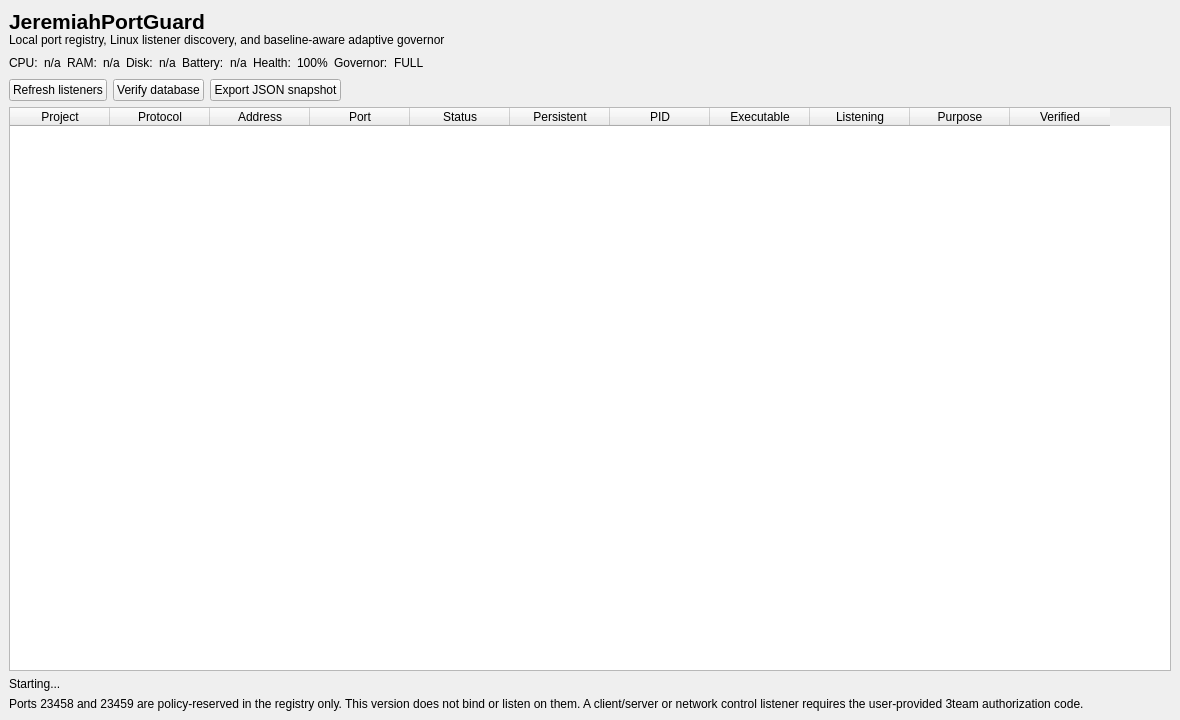
This is mainwindow.ui in we6jbo/JeremiahPortGuard as Qt 5 draws it before an edit. The edited form follows.
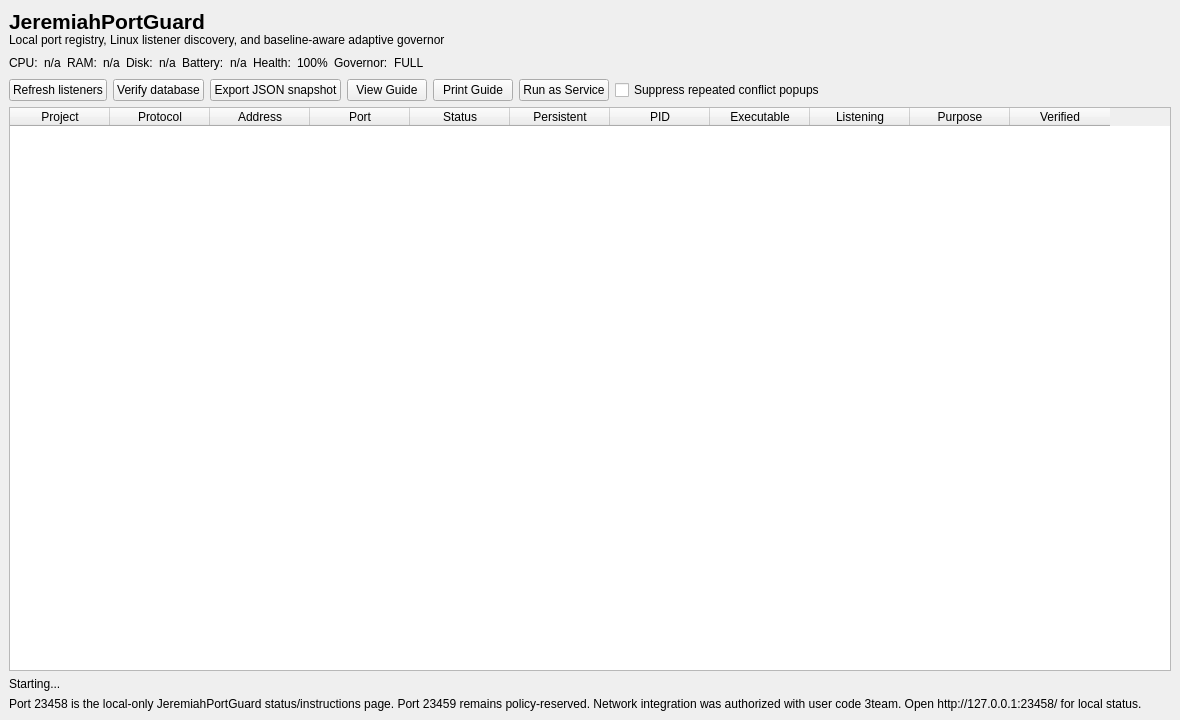
This is the edited form.

```diff
--- a/mainwindow.ui
+++ b/mainwindow.ui
@@ -35,6 +35,10 @@
       <item><widget class="QPushButton" name="refreshButton"><property name="text"><string>Refresh listeners</string></property></widget></item>
       <item><widget class="QPushButton" name="verifyButton"><property name="text"><string>Verify database</string></property></widget></item>
       <item><widget class="QPushButton" name="exportButton"><property name="text"><string>Export JSON snapshot</string></property></widget></item>
+      <item><widget class="QPushButton" name="viewGuideButton"><property name="text"><string>View Guide</string></property></widget></item>
+      <item><widget class="QPushButton" name="printGuideButton"><property name="text"><string>Print Guide</string></property></widget></item>
+      <item><widget class="QPushButton" name="serviceModeButton"><property name="text"><string>Run as Service</string></property></widget></item>
+      <item><widget class="QCheckBox" name="suppressConflictPopupsCheck"><property name="text"><string>Suppress repeated conflict popups</string></property></widget></item>
       <item><spacer name="buttonSpacer"><property name="orientation"><enum>Qt::Horizontal</enum></property><property name="sizeHint" stdset="0"><size><width>40</width><height>20</height></size></property></spacer></item>
      </layout>
     </item>
@@ -55,7 +59,7 @@
      </widget>
     </item>
     <item><widget class="QLabel" name="statusLabel"><property name="text"><string>Starting...</string></property><property name="wordWrap"><bool>true</bool></property></widget></item>
-    <item><widget class="QLabel" name="policyLabel"><property name="text"><string>Ports 23458 and 23459 are policy-reserved in the registry only. This version does not bind or listen on them. A client/server or network control listener requires the user-provided 3team authorization code.</string></property><property name="wordWrap"><bool>true</bool></property></widget></item>
+    <item><widget class="QLabel" name="policyLabel"><property name="text"><string>Port 23458 is the local-only JeremiahPortGuard status/instructions page. Port 23459 remains policy-reserved. Network integration was authorized with user code 3team. Open http://127.0.0.1:23458/ for local status.</string></property><property name="wordWrap"><bool>true</bool></property></widget></item>
    </layout>
   </widget>
  </widget>
```
